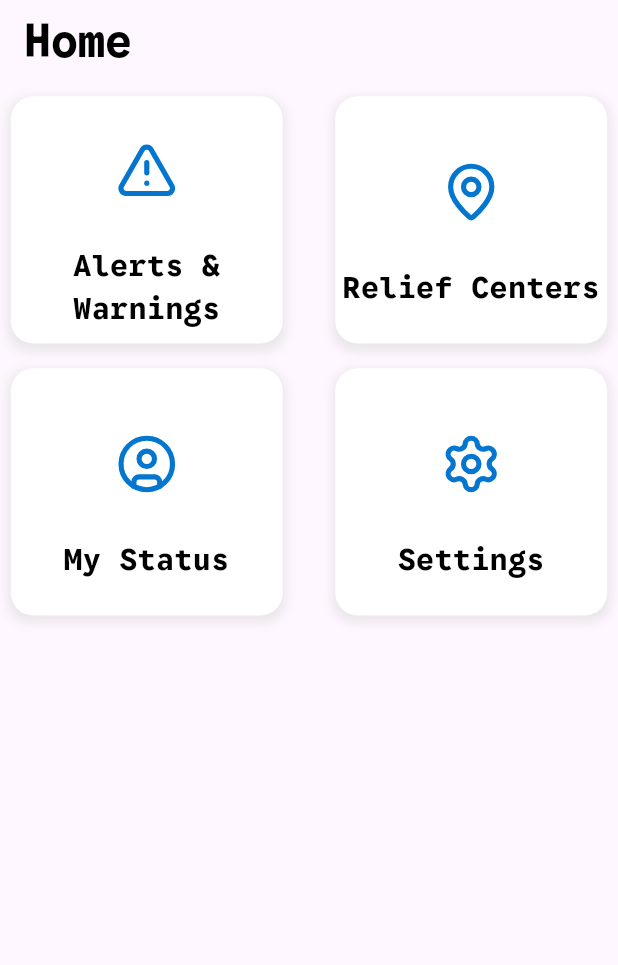
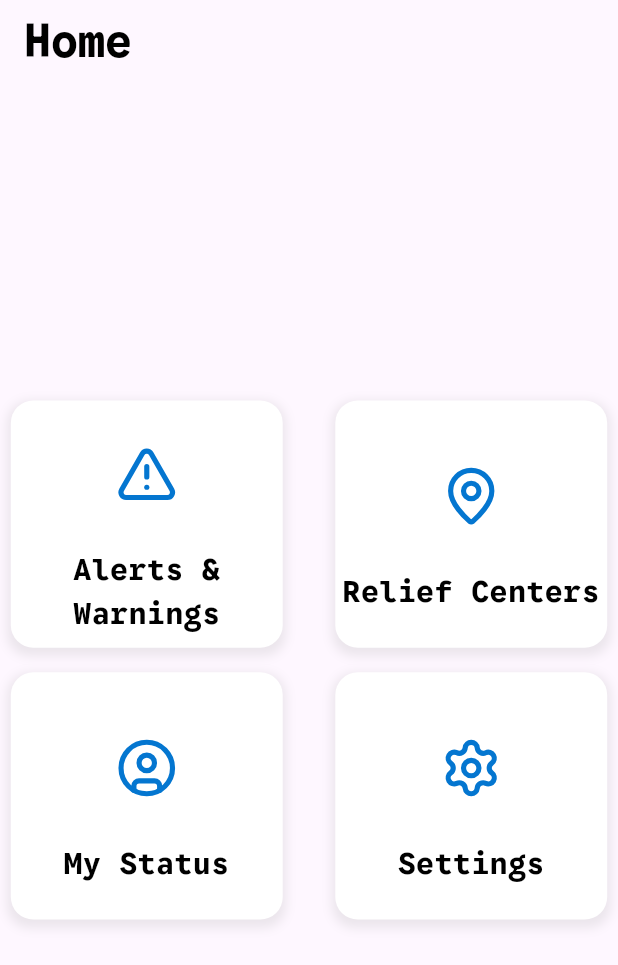
Before and after one commit to WenDEVLIFE/disaster_relief_coordination, a Flutter app: the DashboardView screen opened directly, on a phone screen of 412 x 824 dp. Shown: the top 965 px of the screen. Run offline on Flutter 3.47's test engine with Material 3 defaults, Android fonts, the phone set to English and light mode, and no system bars; our stand-ins replace cloud_firestore, equatable, firebase_auth, firebase_core, flutter_bloc, flutter_svg and 2 more; missing offline and left inert: mailer; accounts and stored records are empty.

Commit message:
centered the DashboardView.dart

```diff
--- a/lib/src/view/DashboardView.dart
+++ b/lib/src/view/DashboardView.dart
@@ -22,7 +22,7 @@ class DashboardView extends StatelessWidget {
       appBar: AppBar(
         title: const CustomText(text: 'Home', fontFamily: 'GoogleSansCode', fontSize: 30, color: Colors.black, fontWeight: FontWeight.w700, textAlign: TextAlign.center)
       ),
-      body: SingleChildScrollView(
+      body: Center(
           child: Column(
             mainAxisAlignment: MainAxisAlignment.center,
             children: [
@@ -64,7 +64,7 @@ class DashboardView extends StatelessWidget {
               ),
             ],
           ),
-      ),
+        )
     );
   }
 
```
Also changed, not shown: 1 other file. Lines whose indentation alone changed are shown as unchanged.
